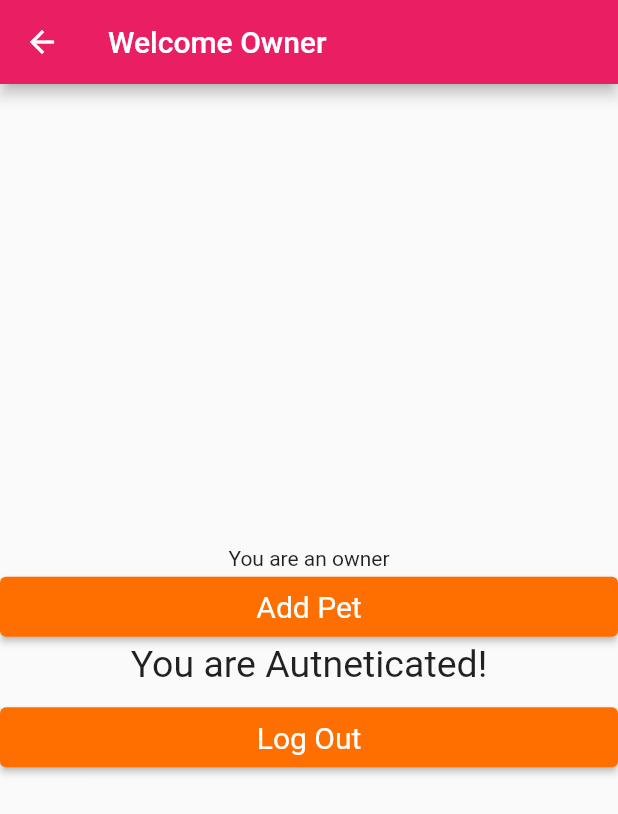
After one commit to ChrisBriant/flutter_petdetective, a Flutter app: the OwnerHomeScreen screen opened directly, on a phone screen of 412 x 824 dp. The commit adds this screen. Shown: the top 814 px of the screen. Run offline on Flutter 3.47's test engine with Material 2 defaults, Android fonts, the phone set to English and light mode, and no system bars; our stand-ins replace flutter_map, image_picker, latlong2, location, shared_preferences; missing offline and left inert: jwt_decode; accounts and stored records are empty; project files that could hold a hidden picture were left out.

Commit message:
Added owner and pet stack with app decoding detective/owner information in token

```diff
--- /dev/null
+++ b/lib/screens/detective_stack/detective_home_screen.dart
@@ -0,0 +1,42 @@
+import 'package:flutter/material.dart';
+import 'package:petdetective/screens/owner_stack/add_pet_screen.dart';
+import 'package:provider/provider.dart';
+
+import '../../providers/auth.dart';
+//import '../wait_screen.dart';
+import '../owner_stack/add_pet_screen.dart';
+
+class DetectiveHomeScreen extends StatelessWidget {
+  static final routeName = '/homedetective';
+
+
+  @override
+  Widget build(BuildContext context) {
+    return Scaffold(
+      appBar: AppBar(
+        title: Text('Welcome Detective'),
+      ),
+      body: Column(
+        crossAxisAlignment: CrossAxisAlignment.center,
+        mainAxisAlignment: MainAxisAlignment.center,
+        children: [
+          Text('You are a detective'),
+          ElevatedButton(
+            onPressed: () => Navigator.of(context).pushReplacementNamed(AddPetScreen.routeName),
+            child: Text('Add Pet')
+          ),
+          Center(
+            child: Text('You are Autneticated!',
+              style: TextStyle(fontSize: 25),
+            ),
+          ),
+          SizedBox(height: 10,),
+          ElevatedButton(
+            onPressed: () { Provider.of<Auth>(context, listen: false).signout(); },
+            child: Text('Log Out', style: TextStyle(fontSize: 20),))
+        ]
+      ),
+
+    );
+  }
+}
--- /dev/null
+++ b/lib/screens/owner_stack/owner_home_screen.dart
@@ -0,0 +1,42 @@
+import 'package:flutter/material.dart';
+import 'package:petdetective/screens/owner_stack/add_pet_screen.dart';
+import 'package:provider/provider.dart';
+
+import '../../providers/auth.dart';
+//import '../wait_screen.dart';
+import '../owner_stack/add_pet_screen.dart';
+
+class OwnerHomeScreen extends StatelessWidget {
+  static final routeName = '/homedetective';
+
+
+  @override
+  Widget build(BuildContext context) {
+    return Scaffold(
+      appBar: AppBar(
+        title: Text('Welcome Owner'),
+      ),
+      body: Column(
+        crossAxisAlignment: CrossAxisAlignment.center,
+        mainAxisAlignment: MainAxisAlignment.center,
+        children: [
+          Text('You are an owner'),
+          ElevatedButton(
+            onPressed: () => Navigator.of(context).pushReplacementNamed(AddPetScreen.routeName),
+            child: Text('Add Pet')
+          ),
+          Center(
+            child: Text('You are Autneticated!',
+              style: TextStyle(fontSize: 25),
+            ),
+          ),
+          SizedBox(height: 10,),
+          ElevatedButton(
+            onPressed: () { Provider.of<Auth>(context, listen: false).signout(); },
+            child: Text('Log Out', style: TextStyle(fontSize: 20),))
+        ]
+      ),
+
+    );
+  }
+}
--- a/lib/screens/signin_screen.dart
+++ b/lib/screens/signin_screen.dart
@@ -1,7 +1,7 @@
 import 'package:flutter/material.dart';
 import 'package:provider/provider.dart';
 
-import '../screens/authed_home_screen.dart';
+import 'detective_stack/detective_home_screen.dart';
 import '../validators/validators.dart';
 import '../widgets/card_header.dart';
 import '../providers/auth.dart';
```
Also changed, not shown: lib/main.dart (+15 -4 lines), lib/providers/auth.dart (+9 -14 lines), lib/screens/authed_home_screen.dart (deleted, +0 -64 lines), lib/screens/owner_stack/add_pet_screen.dart (renamed from lib/screens/add_pet_screen.dart, +6 -6 lines), design.svg (added).
